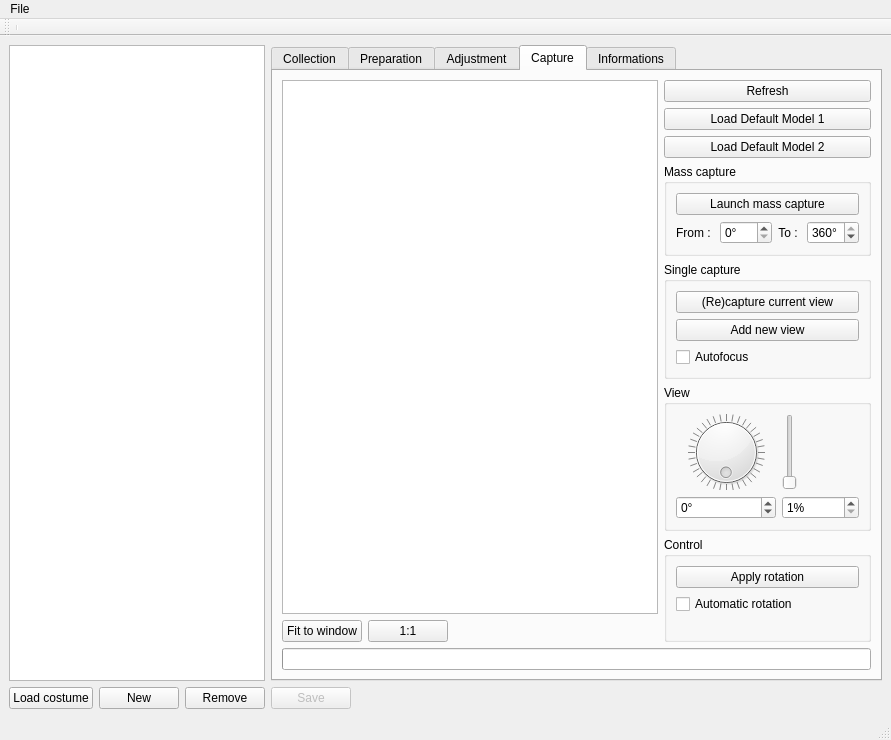
Old version of the form pc/master/mainwindow.ui in the repository plule/pfe-costumes.
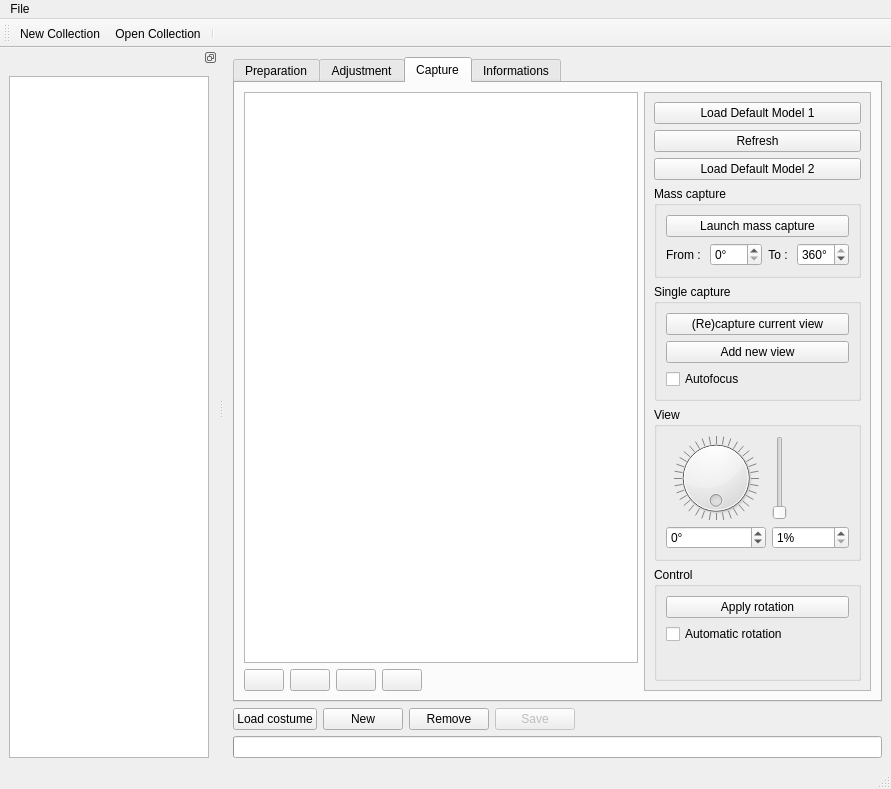
New version of the form. Icons and pictures are not drawn. Custom widgets are drawn as their Qt base class.

```diff
--- a/pc/master/mainwindow.ui
+++ b/pc/master/mainwindow.ui
@@ -7,7 +7,7 @@
     <x>0</x>
     <y>0</y>
     <width>891</width>
-    <height>740</height>
+    <height>789</height>
    </rect>
   </property>
   <property name="windowTitle">
@@ -20,38 +20,10 @@
   <widget class="QWidget" name="centralwidget">
    <layout class="QVBoxLayout" name="verticalLayout_2">
     <item>
-     <layout class="QHBoxLayout" name="horizontalLayout_2">
-      <item>
-       <widget class="QLoadedListWidget" name="collectionTable2">
-        <property name="sizePolicy">
-         <sizepolicy hsizetype="Minimum" vsizetype="Expanding">
-          <horstretch>0</horstretch>
-          <verstretch>0</verstretch>
-         </sizepolicy>
-        </property>
-        <property name="alternatingRowColors">
-         <bool>true</bool>
-        </property>
-        <property name="selectionMode">
-         <enum>QAbstractItemView::ExtendedSelection</enum>
-        </property>
-       </widget>
-      </item>
-      <item>
        <widget class="QTabWidget" name="tab">
         <property name="currentIndex">
-         <number>3</number>
-        </property>
-        <widget class="QWidget" name="collectionTab">
-         <attribute name="title">
-          <string>Collection</string>
-         </attribute>
-         <layout class="QVBoxLayout" name="verticalLayout_4">
-          <item>
-           <layout class="QHBoxLayout" name="horizontalLayout_4"/>
-          </item>
-         </layout>
-        </widget>
+       <number>2</number>
+      </property>
         <widget class="QWidget" name="preparationTab">
          <attribute name="title">
           <string>Preparation</string>
@@ -97,21 +69,91 @@
                <layout class="QHBoxLayout" name="horizontalLayout_3">
                 <item>
                  <widget class="QPushButton" name="fitButton">
-                  <property name="text">
-                   <string>Fit to window</string>
+                <property name="sizePolicy">
+                 <sizepolicy hsizetype="Minimum" vsizetype="Minimum">
+                  <horstretch>0</horstretch>
+                  <verstretch>0</verstretch>
+                 </sizepolicy>
                   </property>
                   <property name="icon">
                    <iconset theme="zoom-fit-best"/>
                   </property>
+                <property name="iconSize">
+                 <size>
+                  <width>16</width>
+                  <height>16</height>
+                 </size>
+                </property>
+                <property name="flat">
+                 <bool>false</bool>
+                </property>
+               </widget>
+              </item>
+              <item>
+               <widget class="QPushButton" name="zoomOutButton">
+                <property name="sizePolicy">
+                 <sizepolicy hsizetype="Minimum" vsizetype="Minimum">
+                  <horstretch>0</horstretch>
+                  <verstretch>0</verstretch>
+                 </sizepolicy>
+                </property>
+                <property name="icon">
+                 <iconset theme="zoom-out"/>
+                </property>
+                <property name="iconSize">
+                 <size>
+                  <width>16</width>
+                  <height>16</height>
+                 </size>
+                </property>
+                <property name="flat">
+                 <bool>false</bool>
+                </property>
                  </widget>
                 </item>
                 <item>
                  <widget class="QPushButton" name="resetScaleButton">
-                  <property name="text">
-                   <string>1:1</string>
+                <property name="sizePolicy">
+                 <sizepolicy hsizetype="Minimum" vsizetype="Minimum">
+                  <horstretch>0</horstretch>
+                  <verstretch>0</verstretch>
+                 </sizepolicy>
                   </property>
                   <property name="icon">
-                   <iconset theme="zoom-original"/>
+                 <iconset theme="zoom-original">
+                  <normaloff/>
+                 </iconset>
+                </property>
+                <property name="iconSize">
+                 <size>
+                  <width>16</width>
+                  <height>16</height>
+                 </size>
+                </property>
+                <property name="flat">
+                 <bool>false</bool>
+                </property>
+               </widget>
+              </item>
+              <item>
+               <widget class="QPushButton" name="zoomInButton">
+                <property name="sizePolicy">
+                 <sizepolicy hsizetype="Minimum" vsizetype="Minimum">
+                  <horstretch>0</horstretch>
+                  <verstretch>0</verstretch>
+                 </sizepolicy>
+                </property>
+                <property name="icon">
+                 <iconset theme="zoom-in"/>
+                </property>
+                <property name="iconSize">
+                 <size>
+                  <width>16</width>
+                  <height>16</height>
+                 </size>
+                </property>
+                <property name="flat">
+                 <bool>false</bool>
                   </property>
                  </widget>
                 </item>
@@ -133,23 +175,29 @@
              </layout>
             </item>
             <item>
-             <layout class="QVBoxLayout" name="controlLayout">
-              <property name="sizeConstraint">
-               <enum>QLayout::SetMinimumSize</enum>
-              </property>
-              <item>
-               <widget class="QPushButton" name="refreshButton">
-                <property name="enabled">
+           <widget class="QScrollArea" name="controlArea">
+            <property name="sizePolicy">
+             <sizepolicy hsizetype="Minimum" vsizetype="Expanding">
+              <horstretch>0</horstretch>
+              <verstretch>0</verstretch>
+             </sizepolicy>
+            </property>
+            <property name="horizontalScrollBarPolicy">
+             <enum>Qt::ScrollBarAlwaysOff</enum>
+            </property>
+            <property name="widgetResizable">
                  <bool>true</bool>
                 </property>
-                <property name="text">
-                 <string>Refresh</string>
-                </property>
-                <property name="icon">
-                 <iconset theme="view-refresh"/>
-                </property>
-               </widget>
-              </item>
+            <widget class="QWidget" name="controlAreaWidgetContents">
+             <property name="geometry">
+              <rect>
+               <x>0</x>
+               <y>0</y>
+               <width>246</width>
+               <height>588</height>
+              </rect>
+             </property>
+             <layout class="QVBoxLayout" name="verticalLayout_8">
               <item>
                <widget class="QPushButton" name="suzanneButton">
                 <property name="text">
@@ -157,6 +205,21 @@
                 </property>
                </widget>
               </item>
+              <item>
+               <widget class="QPushButton" name="refreshButton">
+                <property name="enabled">
+                 <bool>true</bool>
+                </property>
+                <property name="text">
+                 <string>Refresh</string>
+                </property>
+                <property name="icon">
+                 <iconset theme="view-refresh">
+                  <normaloff/>
+                 </iconset>
+                </property>
+               </widget>
+              </item>
               <item>
                <widget class="QPushButton" name="manButton">
                 <property name="text">
@@ -396,19 +459,11 @@
                </widget>
               </item>
              </layout>
+            </widget>
+           </widget>
             </item>
            </layout>
           </item>
-          <item>
-           <widget class="QProgressBar" name="workBar">
-            <property name="value">
-             <number>0</number>
-            </property>
-            <property name="format">
-             <string/>
-            </property>
-           </widget>
-          </item>
          </layout>
         </widget>
         <widget class="QWidget" name="infoTab">
@@ -427,8 +482,6 @@
         </widget>
        </widget>
       </item>
-     </layout>
-    </item>
     <item>
      <layout class="QHBoxLayout" name="horizontalLayout_7">
       <item>
@@ -489,6 +542,16 @@
       </item>
      </layout>
     </item>
+    <item>
+     <widget class="QProgressBar" name="workBar">
+      <property name="value">
+       <number>0</number>
+      </property>
+      <property name="format">
+       <string/>
+      </property>
+     </widget>
+    </item>
    </layout>
   </widget>
   <widget class="QMenuBar" name="menubar">
@@ -520,8 +583,50 @@
    <attribute name="toolBarBreak">
     <bool>false</bool>
    </attribute>
+   <addaction name="actionNew_Collection"/>
+   <addaction name="actionOpen_Collection"/>
    <addaction name="separator"/>
   </widget>
+  <widget class="QDockWidget" name="dockWidget">
+   <property name="features">
+    <set>QDockWidget::DockWidgetFloatable|QDockWidget::DockWidgetMovable</set>
+   </property>
+   <attribute name="dockWidgetArea">
+    <number>1</number>
+   </attribute>
+   <widget class="QWidget" name="dockWidgetContents">
+    <layout class="QVBoxLayout" name="verticalLayout_9">
+     <item>
+      <widget class="QLoadedListWidget" name="collectionTable2">
+       <property name="sizePolicy">
+        <sizepolicy hsizetype="Fixed" vsizetype="Expanding">
+         <horstretch>0</horstretch>
+         <verstretch>0</verstretch>
+        </sizepolicy>
+       </property>
+       <property name="minimumSize">
+        <size>
+         <width>200</width>
+         <height>0</height>
+        </size>
+       </property>
+       <property name="maximumSize">
+        <size>
+         <width>200</width>
+         <height>16777215</height>
+        </size>
+       </property>
+       <property name="alternatingRowColors">
+        <bool>true</bool>
+       </property>
+       <property name="selectionMode">
+        <enum>QAbstractItemView::ExtendedSelection</enum>
+       </property>
+      </widget>
+     </item>
+    </layout>
+   </widget>
+  </widget>
   <action name="actionNew_Collection">
    <property name="text">
     <string>New Collection</string>
```
Left out of the diff: 115 changed lines with no effect on the pictures. Lines whose indentation alone changed are shown as unchanged.
